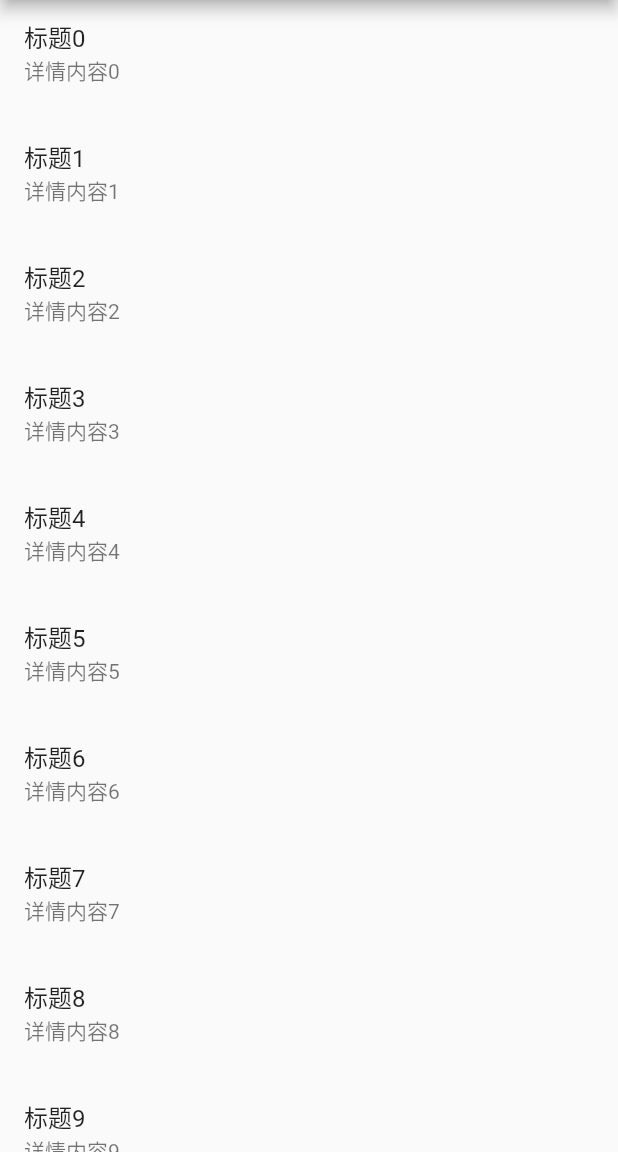
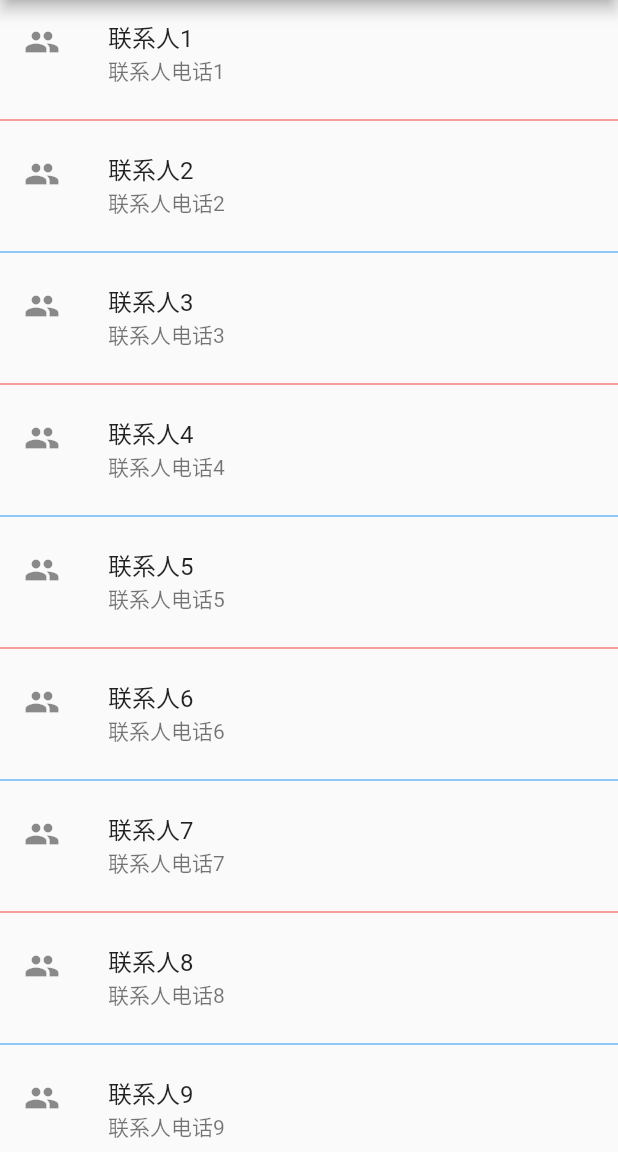
Before and after one commit to maicoder/learnFlutter, a Flutter app: the screen it shows after launch, on a phone screen of 412 x 824 dp, the part 84-1236 px from its top. Run offline on Flutter 3.47's test engine with Material 2 defaults, Android fonts, the phone set to English and light mode, and no system bars.

Commit message:
Update main.dart

```diff
--- a/ch02/learn_flutter6/lib/main.dart
+++ b/ch02/learn_flutter6/lib/main.dart
@@ -17,20 +17,29 @@ class MyHomePage extends StatelessWidget {
   Widget build(BuildContext context) {
     return Scaffold(
       appBar: AppBar(title: Text("Hello"),),
-      body: MyHomeBody(),
+      body: MySeparatedDemo(),
     );
   }
 }
 
-class MyHomeBody extends StatelessWidget {
+class MySeparatedDemo extends StatelessWidget {
+  Divider blueColor = Divider(color: Colors.blue);
+  Divider redColor = Divider(color: Colors.red);
+
   @override
   Widget build(BuildContext context) {
-    return ListView.builder(
-        itemCount: null,
-        itemExtent: 80,
+    return ListView.separated(
         itemBuilder: (BuildContext context, int index) {
-          return ListTile(title: Text("标题$index"), subtitle: Text("详情内容$index"));
-        }
+          return ListTile(
+            leading: Icon(Icons.people),
+            title: Text("联系人${index+1}"),
+            subtitle: Text("联系人电话${index+1}"),
+          );
+        },
+        separatorBuilder: (BuildContext context, int index) {
+          return index % 2 == 0 ? redColor : blueColor;
+        },
+        itemCount: 100
     );
   }
 }
```
